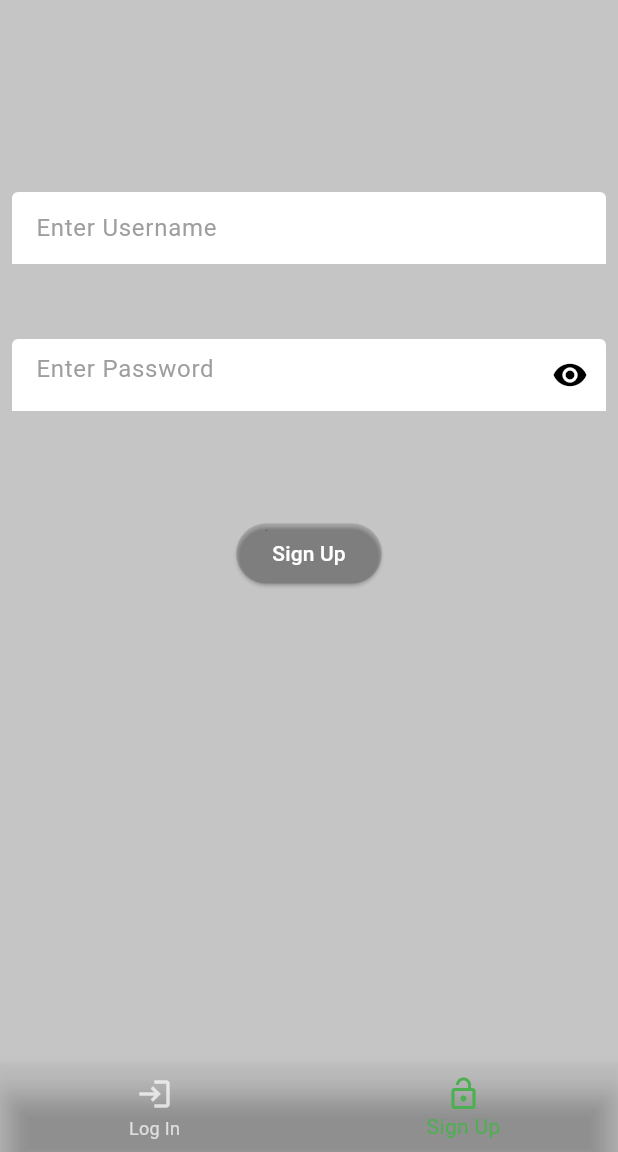
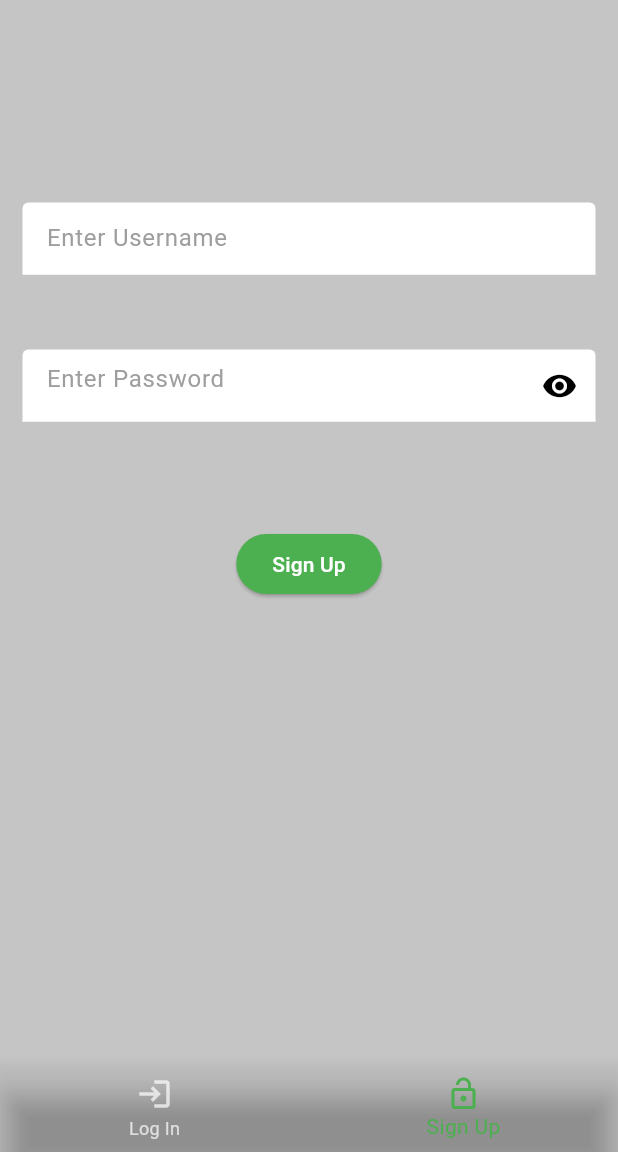
Before and after one commit to Yaman-2005/Green-book, a Flutter app: the screen it shows after launch, item 2 of the bottom bar chosen, on a phone screen of 412 x 824 dp, the part 84-1236 px from its top. Run offline on Flutter 3.47's test engine with Material 3 defaults, Android fonts, the phone set to English and light mode, and no system bars; missing offline and left inert: mongo_dart.

Commit message:
Login System done

```diff
--- a/lib/SignUp.dart
+++ b/lib/SignUp.dart
@@ -1,7 +1,6 @@
 import 'package:flutter/material.dart';
+import 'package:testp/main.dart';
 import 'package:testp/mongodb.dart';
-
-import 'LogIn.dart';
 typedef dict = Map<String,dynamic>;
 class SignUp extends StatefulWidget {
   const SignUp({super.key});
@@ -11,7 +10,7 @@ class SignUp extends StatefulWidget {
 }
 
 class _SignUpState extends State<SignUp> {
-  late String user,pass,error='';
+  late String user='',pass='',error='';
   bool _doObscure = true,CPI = false,isError = false;
   void addUserName(String username,String password) {
     if(username == '') {
@@ -31,7 +30,7 @@ class _SignUpState extends State<SignUp> {
     mongodb.registerMasterDetails(sender);
     Navigator.of(context).pushAndRemoveUntil(
         MaterialPageRoute(builder: (context) =>
-        const LogIn()), (Route<dynamic> route) => false);
+        const MyApp()), (Route<dynamic> route) => false);
     print('done');
   }
   @override
@@ -41,7 +40,7 @@ class _SignUpState extends State<SignUp> {
         title: Text('Sign Up to GreenBook'),
       ),
       body: Padding(
-        padding: const EdgeInsets.all(8.0),
+        padding: const EdgeInsets.all(15.0),
         child: Column(
           children: [
             const SizedBox(height: 120,),
@@ -88,7 +87,7 @@ class _SignUpState extends State<SignUp> {
                 child: Text(error)
             ),
             const SizedBox(height: 25,),
-            ElevatedButton(onPressed: () => addUserName(user,pass), child: const Text('Sign Up'))
+            ElevatedButton(onPressed: () => addUserName(user,pass),style: const ButtonStyle(backgroundColor: WidgetStatePropertyAll(Colors.green)), child: const Text('Sign Up'),)
           ],
         ),
       ),
--- a/pubspec.yaml
+++ b/pubspec.yaml
@@ -1,5 +1,5 @@
 name: testp
-description: "A new Flutter project."
+description: "Simplest Password Manager you'll ever use!"
 # The following line prevents the package from being accidentally published to
 # pub.dev using `flutter pub publish`. This is preferred for private packages.
 publish_to: 'none' # Remove this line if you wish to publish to pub.dev
@@ -16,7 +16,7 @@ publish_to: 'none' # Remove this line if you wish to publish to pub.dev
 # https://developer.apple.com/library/archive/documentation/General/Reference/InfoPlistKeyReference/Articles/CoreFoundationKeys.html
 # In Windows, build-name is used as the major, minor, and patch parts
 # of the product and file versions while build-number is used as the build suffix.
-version: 1.0.0+1
+version: 1.0.2
 
 environment:
   sdk: ^3.5.1
```
Also changed, not shown: 1 other file.
